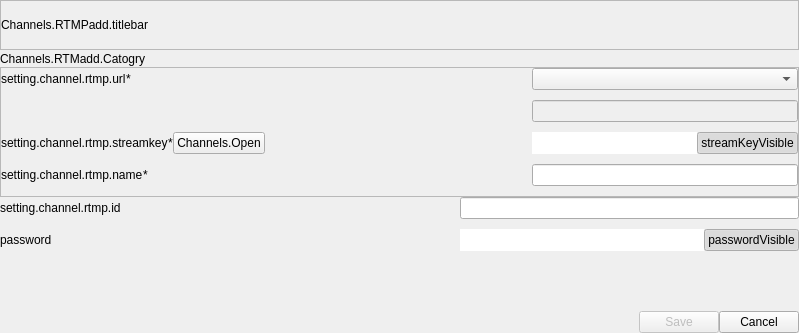
First picture: the form in src/prism-live-studio/PRISMLiveStudio/prism-ui/channels/ChannelsDataApi/PLSRtmpChannelView.ui, repository naver/prism-live-studio, before the edit.
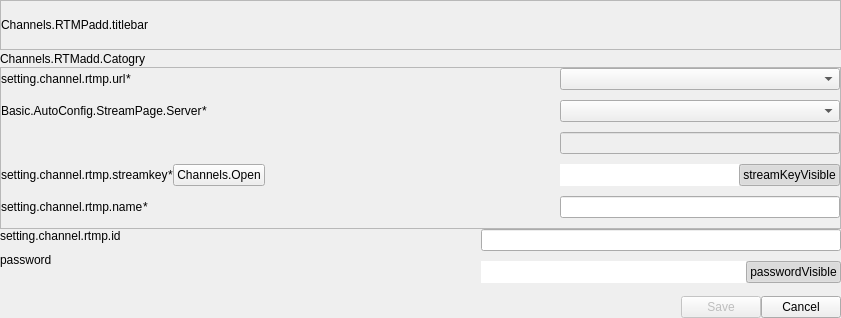
Second picture: the form after the edit. Custom widgets are drawn as their Qt base class.

```diff
--- a/src/prism-live-studio/PRISMLiveStudio/prism-ui/channels/ChannelsDataApi/PLSRtmpChannelView.ui
+++ b/src/prism-live-studio/PRISMLiveStudio/prism-ui/channels/ChannelsDataApi/PLSRtmpChannelView.ui
@@ -6,8 +6,8 @@
    <rect>
     <x>0</x>
     <y>0</y>
-    <width>799</width>
-    <height>333</height>
+    <width>841</width>
+    <height>318</height>
    </rect>
   </property>
   <property name="windowTitle">
@@ -176,28 +176,15 @@
         <property name="verticalSpacing">
          <number>10</number>
         </property>
-        <item row="1" column="2">
-         <widget class="PLSLineEdit" name="RTMPUrlEdit">
-          <property name="enabled">
-           <bool>false</bool>
-          </property>
-          <property name="sizePolicy">
-           <sizepolicy hsizetype="Expanding" vsizetype="Expanding">
-            <horstretch>0</horstretch>
-            <verstretch>0</verstretch>
-           </sizepolicy>
-          </property>
-          <property name="maxLength">
-           <number>1000</number>
-          </property>
-         </widget>
-        </item>
-        <item row="0" column="0">
-         <widget class="QFrame" name="URLFrame">
-          <layout class="QHBoxLayout" name="horizontalLayout_2">
+        <item row="3" column="0">
+         <widget class="QFrame" name="StreamKeyFrame">
+          <layout class="QHBoxLayout" name="horizontalLayout_3">
            <property name="spacing">
             <number>0</number>
            </property>
+           <property name="sizeConstraint">
+            <enum>QLayout::SetMaximumSize</enum>
+           </property>
            <property name="leftMargin">
             <number>0</number>
            </property>
@@ -211,20 +198,29 @@
             <number>0</number>
            </property>
            <item>
-            <widget class="QLabel" name="PlatformLabel">
+            <widget class="QLabel" name="StreamKeyLabel">
              <property name="sizePolicy">
-              <sizepolicy hsizetype="Preferred" vsizetype="Expanding">
+              <sizepolicy hsizetype="Expanding" vsizetype="Fixed">
                <horstretch>0</horstretch>
                <verstretch>0</verstretch>
               </sizepolicy>
              </property>
              <property name="text">
-              <string>setting.channel.rtmp.url</string>
+              <string>setting.channel.rtmp.streamkey</string>
+             </property>
+             <property name="alignment">
+              <set>Qt::AlignLeading|Qt::AlignLeft|Qt::AlignVCenter</set>
              </property>
             </widget>
            </item>
            <item alignment="Qt::AlignHCenter|Qt::AlignVCenter">
-            <widget class="QLabel" name="MustBeLabel">
+            <widget class="QLabel" name="MustBeLabelStreamKey">
+             <property name="sizePolicy">
+              <sizepolicy hsizetype="Maximum" vsizetype="Fixed">
+               <horstretch>0</horstretch>
+               <verstretch>0</verstretch>
+              </sizepolicy>
+             </property>
              <property name="text">
               <string>*</string>
              </property>
@@ -234,14 +230,33 @@
             </widget>
            </item>
            <item>
-            <spacer name="horizontalSpacer_6">
+            <widget class="QPushButton" name="OpenLink">
+             <property name="sizePolicy">
+              <sizepolicy hsizetype="Maximum" vsizetype="Expanding">
+               <horstretch>0</horstretch>
+               <verstretch>0</verstretch>
+              </sizepolicy>
+             </property>
+             <property name="focusPolicy">
+              <enum>Qt::NoFocus</enum>
+             </property>
+             <property name="text">
+              <string>Channels.Open</string>
+             </property>
+             <property name="autoDefault">
+              <bool>false</bool>
+             </property>
+            </widget>
+           </item>
+           <item>
+            <spacer name="horizontalSpacer_5">
              <property name="orientation">
               <enum>Qt::Horizontal</enum>
              </property>
              <property name="sizeHint" stdset="0">
               <size>
                <width>0</width>
-               <height>20</height>
+               <height>0</height>
               </size>
              </property>
             </spacer>
@@ -249,20 +264,7 @@
           </layout>
          </widget>
         </item>
-        <item row="0" column="1" rowspan="2">
-         <spacer name="horizontalSpacer_9">
-          <property name="orientation">
-           <enum>Qt::Horizontal</enum>
-          </property>
-          <property name="sizeHint" stdset="0">
-           <size>
-            <width>0</width>
-            <height>20</height>
-           </size>
-          </property>
-         </spacer>
-        </item>
-        <item row="2" column="2">
+        <item row="3" column="2">
          <widget class="QFrame" name="StreamKeyComplexEditor">
           <property name="focusPolicy">
            <enum>Qt::StrongFocus</enum>
@@ -333,6 +335,92 @@
           </layout>
          </widget>
         </item>
+        <item row="2" column="2">
+         <widget class="PLSLineEdit" name="RTMPUrlEdit">
+          <property name="enabled">
+           <bool>false</bool>
+          </property>
+          <property name="sizePolicy">
+           <sizepolicy hsizetype="Expanding" vsizetype="Expanding">
+            <horstretch>0</horstretch>
+            <verstretch>0</verstretch>
+           </sizepolicy>
+          </property>
+          <property name="maxLength">
+           <number>1000</number>
+          </property>
+         </widget>
+        </item>
+        <item row="0" column="0">
+         <widget class="QFrame" name="URLFrame">
+          <layout class="QHBoxLayout" name="horizontalLayout_2">
+           <property name="spacing">
+            <number>0</number>
+           </property>
+           <property name="leftMargin">
+            <number>0</number>
+           </property>
+           <property name="topMargin">
+            <number>0</number>
+           </property>
+           <property name="rightMargin">
+            <number>0</number>
+           </property>
+           <property name="bottomMargin">
+            <number>0</number>
+           </property>
+           <item>
+            <widget class="QLabel" name="PlatformLabel">
+             <property name="sizePolicy">
+              <sizepolicy hsizetype="Preferred" vsizetype="Expanding">
+               <horstretch>0</horstretch>
+               <verstretch>0</verstretch>
+              </sizepolicy>
+             </property>
+             <property name="text">
+              <string>setting.channel.rtmp.url</string>
+             </property>
+            </widget>
+           </item>
+           <item alignment="Qt::AlignHCenter|Qt::AlignVCenter">
+            <widget class="QLabel" name="MustBeLabel">
+             <property name="text">
+              <string>*</string>
+             </property>
+             <property name="alignment">
+              <set>Qt::AlignCenter</set>
+             </property>
+            </widget>
+           </item>
+           <item>
+            <spacer name="horizontalSpacer_6">
+             <property name="orientation">
+              <enum>Qt::Horizontal</enum>
+             </property>
+             <property name="sizeHint" stdset="0">
+              <size>
+               <width>0</width>
+               <height>20</height>
+              </size>
+             </property>
+            </spacer>
+           </item>
+          </layout>
+         </widget>
+        </item>
+        <item row="4" column="2">
+         <widget class="PLSLineEdit" name="NameEdit">
+          <property name="sizePolicy">
+           <sizepolicy hsizetype="Expanding" vsizetype="Expanding">
+            <horstretch>0</horstretch>
+            <verstretch>0</verstretch>
+           </sizepolicy>
+          </property>
+          <property name="maxLength">
+           <number>20</number>
+          </property>
+         </widget>
+        </item>
         <item row="0" column="2">
          <widget class="PLSComboBox" name="PlatformCombbox">
           <property name="sizePolicy">
@@ -350,94 +438,6 @@
          </widget>
         </item>
         <item row="2" column="0">
-         <widget class="QFrame" name="StreamKeyFrame">
-          <layout class="QHBoxLayout" name="horizontalLayout_3">
-           <property name="spacing">
-            <number>0</number>
-           </property>
-           <property name="sizeConstraint">
-            <enum>QLayout::SetMaximumSize</enum>
-           </property>
-           <property name="leftMargin">
-            <number>0</number>
-           </property>
-           <property name="topMargin">
-            <number>0</number>
-           </property>
-           <property name="rightMargin">
-            <number>0</number>
-           </property>
-           <property name="bottomMargin">
-            <number>0</number>
-           </property>
-           <item>
-            <widget class="QLabel" name="StreamKeyLabel">
-             <property name="sizePolicy">
-              <sizepolicy hsizetype="Expanding" vsizetype="Fixed">
-               <horstretch>0</horstretch>
-               <verstretch>0</verstretch>
-              </sizepolicy>
-             </property>
-             <property name="text">
-              <string>setting.channel.rtmp.streamkey</string>
-             </property>
-             <property name="alignment">
-              <set>Qt::AlignLeading|Qt::AlignLeft|Qt::AlignVCenter</set>
-             </property>
-            </widget>
-           </item>
-           <item alignment="Qt::AlignHCenter|Qt::AlignVCenter">
-            <widget class="QLabel" name="MustBeLabelStreamKey">
-             <property name="sizePolicy">
-              <sizepolicy hsizetype="Maximum" vsizetype="Fixed">
-               <horstretch>0</horstretch>
-               <verstretch>0</verstretch>
-              </sizepolicy>
-             </property>
-             <property name="text">
-              <string>*</string>
-             </property>
-             <property name="alignment">
-              <set>Qt::AlignCenter</set>
-             </property>
-            </widget>
-           </item>
-           <item>
-            <widget class="QPushButton" name="OpenLink">
-             <property name="sizePolicy">
-              <sizepolicy hsizetype="Maximum" vsizetype="Expanding">
-               <horstretch>0</horstretch>
-               <verstretch>0</verstretch>
-              </sizepolicy>
-             </property>
-             <property name="focusPolicy">
-              <enum>Qt::NoFocus</enum>
-             </property>
-             <property name="text">
-              <string>Channels.Open</string>
-             </property>
-             <property name="autoDefault">
-              <bool>false</bool>
-             </property>
-            </widget>
-           </item>
-           <item>
-            <spacer name="horizontalSpacer_5">
-             <property name="orientation">
-              <enum>Qt::Horizontal</enum>
-             </property>
-             <property name="sizeHint" stdset="0">
-              <size>
-               <width>0</width>
-               <height>0</height>
-              </size>
-             </property>
-            </spacer>
-           </item>
-          </layout>
-         </widget>
-        </item>
-        <item row="1" column="0">
          <spacer name="horizontalSpacer_2">
           <property name="orientation">
            <enum>Qt::Horizontal</enum>
@@ -450,7 +450,20 @@
           </property>
          </spacer>
         </item>
-        <item row="3" column="0">
+        <item row="0" column="1" rowspan="3">
+         <spacer name="horizontalSpacer_9">
+          <property name="orientation">
+           <enum>Qt::Horizontal</enum>
+          </property>
+          <property name="sizeHint" stdset="0">
+           <size>
+            <width>0</width>
+            <height>20</height>
+           </size>
+          </property>
+         </spacer>
+        </item>
+        <item row="4" column="0">
          <widget class="QFrame" name="NameFrame">
           <layout class="QHBoxLayout" name="horizontalLayout_7">
            <property name="spacing">
@@ -513,19 +526,63 @@
           </layout>
          </widget>
         </item>
-        <item row="3" column="2">
-         <widget class="PLSLineEdit" name="NameEdit">
-          <property name="sizePolicy">
-           <sizepolicy hsizetype="Expanding" vsizetype="Expanding">
-            <horstretch>0</horstretch>
-            <verstretch>0</verstretch>
-           </sizepolicy>
+        <item row="1" column="0">
+         <widget class="QFrame" name="ServerFrame">
+          <property name="frameShape">
+           <enum>QFrame::NoFrame</enum>
           </property>
-          <property name="maxLength">
-           <number>20</number>
+          <property name="frameShadow">
+           <enum>QFrame::Plain</enum>
           </property>
+          <layout class="QHBoxLayout" name="horizontalLayout_10">
+           <property name="spacing">
+            <number>0</number>
+           </property>
+           <property name="leftMargin">
+            <number>0</number>
+           </property>
+           <property name="topMargin">
+            <number>0</number>
+           </property>
+           <property name="rightMargin">
+            <number>0</number>
+           </property>
+           <property name="bottomMargin">
+            <number>0</number>
+           </property>
+           <item>
+            <widget class="QLabel" name="ServerLabel">
+             <property name="text">
+              <string>Basic.AutoConfig.StreamPage.Server</string>
+             </property>
+            </widget>
+           </item>
+           <item>
+            <widget class="QLabel" name="MustbeServer">
+             <property name="text">
+              <string>*</string>
+             </property>
+            </widget>
+           </item>
+           <item>
+            <spacer name="horizontalSpacer_10">
+             <property name="orientation">
+              <enum>Qt::Horizontal</enum>
+             </property>
+             <property name="sizeHint" stdset="0">
+              <size>
+               <width>0</width>
+               <height>20</height>
+              </size>
+             </property>
+            </spacer>
+           </item>
+          </layout>
          </widget>
         </item>
+        <item row="1" column="2">
+         <widget class="PLSComboBox" name="ServerComboBox"/>
+        </item>
        </layout>
       </item>
      </layout>
```
Left out of the diff: 8 changed lines with no effect on the pictures.
